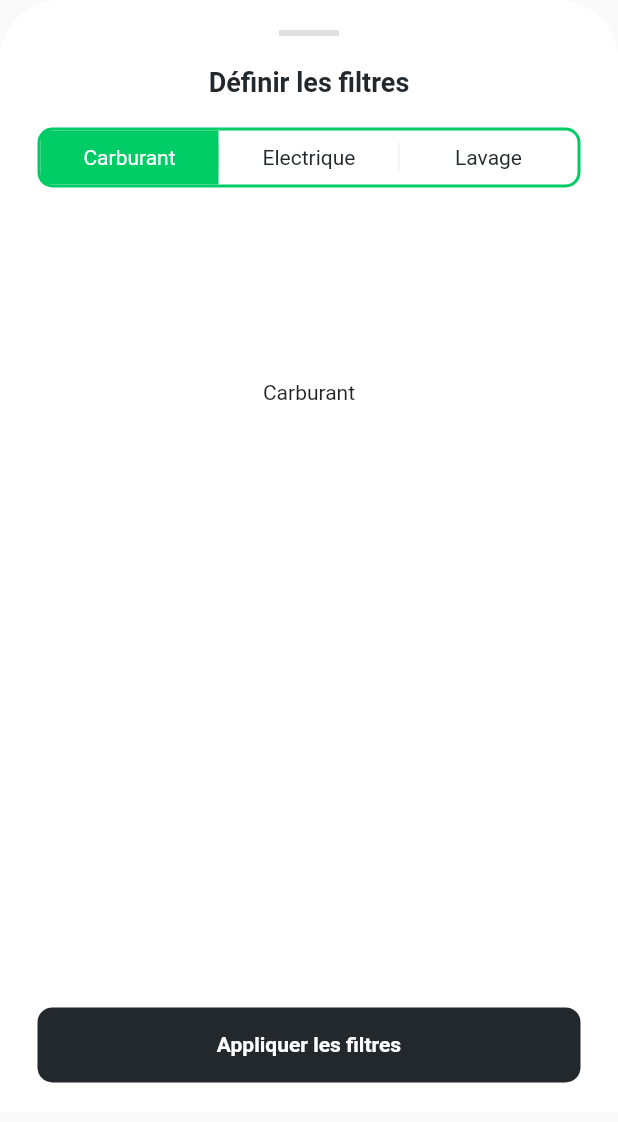
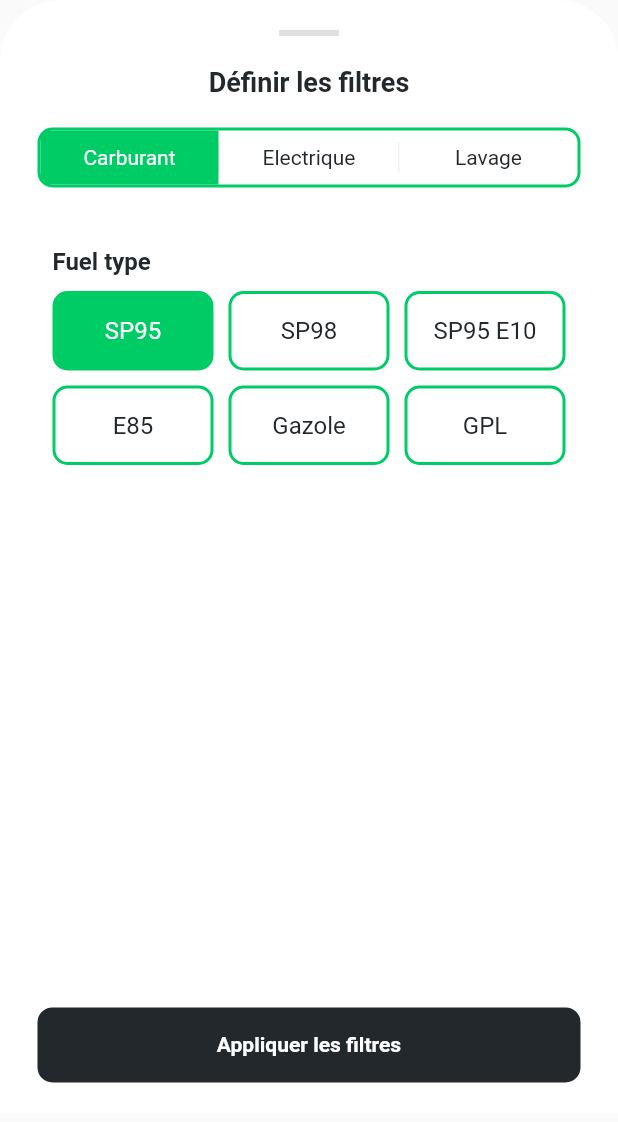
Before and after one commit to CLEMREP/Cartools, a Flutter app: the FilterComponent widget shown alone on an empty page, opened directly, on a phone screen of 412 x 824 dp. Shown: the top 1122 px of the screen. Run offline on Flutter 3.47's test engine with Material 2 defaults, Android fonts, the phone set to English and light mode, and no system bars; our stand-ins replace geolocator, shared_preferences, sliding_up_panel; accounts and stored records are empty.

Commit message:
:sparkles: manage filter for fuel page

```diff
--- /dev/null
+++ b/frontend/lib/src/Views/component/ChoiceFuelTypeComponent.dart
@@ -0,0 +1,200 @@
+import 'package:flutter/material.dart';
+import 'package:frontend/src/Services/ColorManager.dart';
+import 'package:frontend/src/Services/GlobalState.dart';
+import 'package:frontend/src/Services/http/QueryApi.dart';
+
+class ChoiceFuelTypeComponent extends StatefulWidget {
+
+  final PageController controller;
+
+  static int selectedIndexChoiceFuelTypeComponent = 0;
+
+  const ChoiceFuelTypeComponent({Key? key, required PageController this.controller}) : super(key: key);
+
+  @override
+  State<ChoiceFuelTypeComponent> createState() => _ChoiceFuelTypeComponentState();
+}
+
+class _ChoiceFuelTypeComponentState extends State<ChoiceFuelTypeComponent> {
+  @override
+  Widget build(BuildContext context) {
+    return Container(
+      child: Column(
+        children: [
+          Container(
+            width: MediaQuery.of(context).size.width,
+            child: Wrap(
+              crossAxisAlignment: WrapCrossAlignment.start,
+              spacing: 10,
+              runSpacing: 10,
+              children: [
+                GestureDetector(
+                  child: Container(
+                    padding: const EdgeInsets.symmetric(horizontal: 0, vertical: 15),
+                    width: MediaQuery.of(context).size.width / 3 - 30,
+                    decoration: BoxDecoration(
+                      color: ChoiceFuelTypeComponent.selectedIndexChoiceFuelTypeComponent == 0 ? ColorManager.primary : ColorManager.invisible,
+                      borderRadius: BorderRadius.circular(10),
+                      border: Border.all(
+                        color: ColorManager.primary,
+                        width: 2,
+                      ),
+                    ),
+                    child: Center(
+                      child: Text('SP95',
+                        style: TextStyle(
+                          color: ChoiceFuelTypeComponent.selectedIndexChoiceFuelTypeComponent == 0 ? ColorManager.thirdly : ColorManager.secondary,
+                          fontSize: 16,
+                        ),
+                      ),
+                    ),
+                  ),
+                  onTap: () {
+                    setState(() {
+                      ChoiceFuelTypeComponent.selectedIndexChoiceFuelTypeComponent = 0;
+                    });
+                  },
+                ),
+                GestureDetector(
+                  child: Container(
+                    padding: const EdgeInsets.symmetric(horizontal: 0, vertical: 15),
+                    width: MediaQuery.of(context).size.width / 3 - 30,
+                    decoration: BoxDecoration(
+                      color: ChoiceFuelTypeComponent.selectedIndexChoiceFuelTypeComponent == 1 ? ColorManager.primary : ColorManager.invisible,
+                      borderRadius: BorderRadius.circular(10),
+                      border: Border.all(
+                        color: ColorManager.primary,
+                        width: 2,
+                      ),
+                    ),
+                    child: Center(
+                      child: Text('SP98',
+                        style: TextStyle(
+                          color: ChoiceFuelTypeComponent.selectedIndexChoiceFuelTypeComponent == 1 ? ColorManager.thirdly : ColorManager.secondary,
+                          fontSize: 16,
+                        ),
+                      ),
+                    ),
+                  ),
+                  onTap: () {
+                    setState(() {
+                      ChoiceFuelTypeComponent.selectedIndexChoiceFuelTypeComponent = 1;
+                    });
+                  },
+                ),
+                GestureDetector(
+                  child: Container(
+                    padding: const EdgeInsets.symmetric(horizontal: 0, vertical: 15),
+                    width: MediaQuery.of(context).size.width / 3 - 30,
+                    decoration: BoxDecoration(
+                      color: ChoiceFuelTypeComponent.selectedIndexChoiceFuelTypeComponent == 2 ? ColorManager.primary : ColorManager.invisible,
+                      borderRadius: BorderRadius.circular(10),
+                      border: Border.all(
+                        color: ColorManager.primary,
+                        width: 2,
+                      ),
+                    ),
+                    child: Center(
+                      child: Text('SP95 E10',
+                        style: TextStyle(
+                          color: ChoiceFuelTypeComponent.selectedIndexChoiceFuelTypeComponent == 2 ? ColorManager.thirdly : ColorManager.secondary,
+                          fontSize: 16,
+                        ),
+                      ),
+                    ),
+                  ),
+                  onTap: () {
+                    setState(() {
+                      ChoiceFuelTypeComponent.selectedIndexChoiceFuelTypeComponent = 2;
+                    });
+                  },
+                ),
+                GestureDetector(
+                  child: Container(
+                    padding: const EdgeInsets.symmetric(horizontal: 0, vertical: 15),
+                    width: MediaQuery.of(context).size.width / 3 - 30,
+                    decoration: BoxDecoration(
+                      color: ChoiceFuelTypeComponent.selectedIndexChoiceFuelTypeComponent == 3 ? ColorManager.primary : ColorManager.invisible,
+                      borderRadius: BorderRadius.circular(10),
+                      border: Border.all(
+                        color: ColorManager.primary,
+                        width: 2,
+                      ),
+                    ),
+                    child: Center(
+                      child: Text('E85',
+                        style: TextStyle(
+                          color: ChoiceFuelTypeComponent.selectedIndexChoiceFuelTypeComponent == 3 ? ColorManager.thirdly : ColorManager.secondary,
+                          fontSize: 16,
+                        ),
+                      ),
+                    ),
+                  ),
+                  onTap: () {
+                    setState(() {
+                      ChoiceFuelTypeComponent.selectedIndexChoiceFuelTypeComponent = 3;
+                    });
+                  },
+                ),
+                GestureDetector(
+                  child: Container(
+                    padding: const EdgeInsets.symmetric(horizontal: 0, vertical: 15),
+                    width: MediaQuery.of(context).size.width / 3 - 30,
+                    decoration: BoxDecoration(
+                      color: ChoiceFuelTypeComponent.selectedIndexChoiceFuelTypeComponent == 4 ? ColorManager.primary : ColorManager.invisible,
+                      borderRadius: BorderRadius.circular(10),
+                      border: Border.all(
+                        color: ColorManager.primary,
+                        width: 2,
+                      ),
+                    ),
+                    child: Center(
+                      child: Text('Gazole',
+                        style: TextStyle(
+                          color: ChoiceFuelTypeComponent.selectedIndexChoiceFuelTypeComponent == 4 ? ColorManager.thirdly : ColorManager.secondary,
+                          fontSize: 16,
+                        ),
+                      ),
+                    ),
+                  ),
+                  onTap: () {
+                    setState(() {
+                      ChoiceFuelTypeComponent.selectedIndexChoiceFuelTypeComponent = 4;
+                    });
+                  },
+                ),
+                GestureDetector(
+                  child: Container(
+                    padding: const EdgeInsets.symmetric(horizontal: 0, vertical: 15),
+                    width: MediaQuery.of(context).size.width / 3 - 30,
+                    decoration: BoxDecoration(
+                      color: ChoiceFuelTypeComponent.selectedIndexChoiceFuelTypeComponent == 5 ? ColorManager.primary : ColorManager.invisible,
+                      borderRadius: BorderRadius.circular(10),
+                      border: Border.all(
+                        color: ColorManager.primary,
+                        width: 2,
+                      ),
+                    ),
+                    child: Center(
+                      child: Text('GPL',
+                        style: TextStyle(
+                          color: ChoiceFuelTypeComponent.selectedIndexChoiceFuelTypeComponent == 5 ? ColorManager.thirdly : ColorManager.secondary,
+                          fontSize: 16,
+                        ),
+                      ),
+                    ),
+                  ),
+                  onTap: () {
+                    setState(() {
+                      ChoiceFuelTypeComponent.selectedIndexChoiceFuelTypeComponent = 5;
+                    });
+                  },
+                ),
+              ],
+            ),
+          ),
+        ],
+      ),
+    );
+  }
+}
--- a/frontend/lib/src/Views/component/FilterComponent.dart
+++ b/frontend/lib/src/Views/component/FilterComponent.dart
@@ -68,7 +68,6 @@ class _FilterComponentState extends State<FilterComponent> {
               ],
             ),
           ),
-          const Spacer(),
           GestureDetector(
             onTap: () {
               GlobalState.filterController.isAttached
--- a/frontend/lib/src/Views/page/FuelPage.dart
+++ b/frontend/lib/src/Views/page/FuelPage.dart
@@ -1,4 +1,6 @@
 import 'package:flutter/material.dart';
+import 'package:frontend/src/Services/ColorManager.dart';
+import 'package:frontend/src/Views/component/ChoiceFuelTypeComponent.dart';
 
 class FuelPage extends StatefulWidget {
   const FuelPage({Key? key}) : super(key: key);
@@ -10,8 +12,27 @@ class FuelPage extends StatefulWidget {
 class _FuelPageState extends State<FuelPage> {
   @override
   Widget build(BuildContext context) {
-    return const Center(
-      child: Text('Carburant'),
+    return Container(
+      padding: const EdgeInsets.symmetric(horizontal: 10, vertical: 40),
+      child: Column(
+        children: [
+          Row(
+            children: const [
+              Text('Fuel type',
+                style: TextStyle(
+                  color: ColorManager.secondary,
+                  fontSize: 16,
+                  fontWeight: FontWeight.bold,
+                ),
+              ),
+            ],
+          ),
+          const SizedBox(
+            height: 10,
+          ),
+          ChoiceFuelTypeComponent(controller: PageController()),
+        ],
+      )
     );
   }
 }
```
